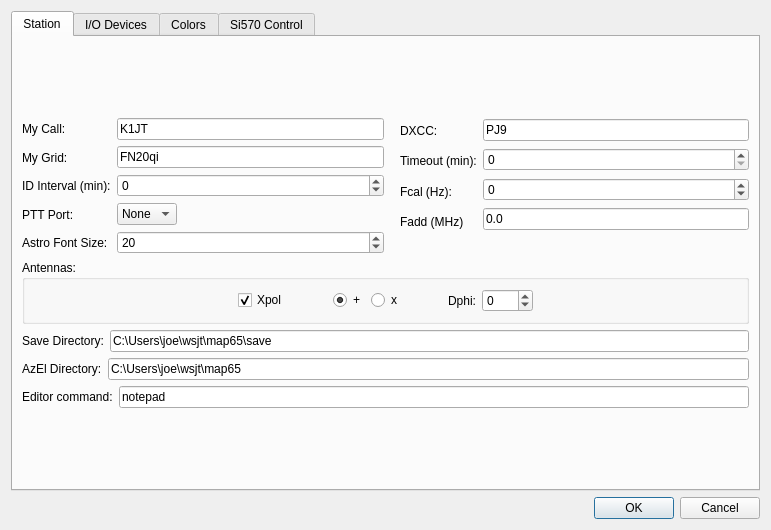
kholia/wsjtx, file map65/devsetup.ui: the form before one commit.
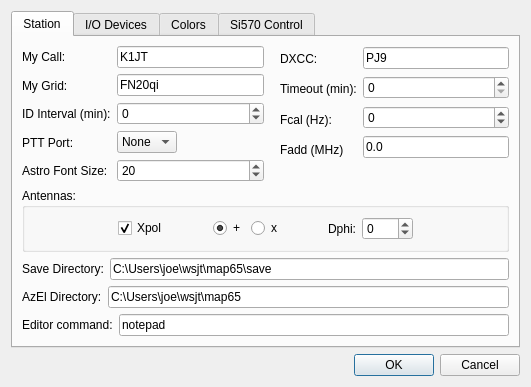
The form after the commit.

Commit message: Some more fine-tuning to the devsetup.ui sizing.

The edit to the form file:
```diff
--- a/map65/devsetup.ui
+++ b/map65/devsetup.ui
@@ -6,10 +6,16 @@
    <rect>
     <x>0</x>
     <y>0</y>
-    <width>771</width>
-    <height>530</height>
+    <width>531</width>
+    <height>387</height>
    </rect>
   </property>
+  <property name="sizePolicy">
+   <sizepolicy hsizetype="Preferred" vsizetype="Preferred">
+    <horstretch>0</horstretch>
+    <verstretch>0</verstretch>
+   </sizepolicy>
+  </property>
   <property name="windowTitle">
    <string>Setup / Options</string>
   </property>
```
